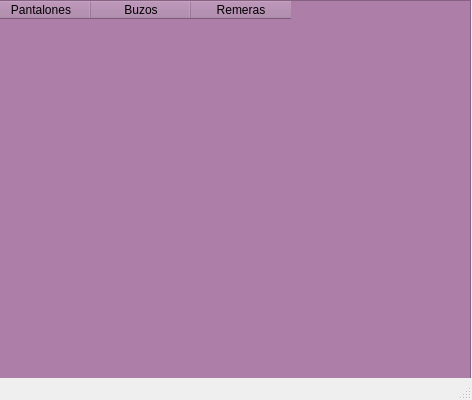
Above: lista.ui from MateMar04/TP-Martia before the change. Below: the same form after it.
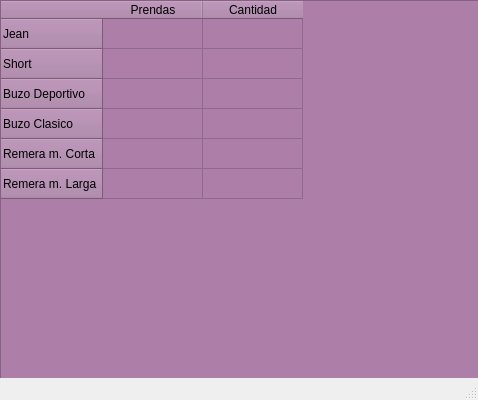
That is the form after the change.

Commit message: rehaciendo ventana lista

Diff of the .ui file:
```diff
--- a/lista.ui
+++ b/lista.ui
@@ -6,7 +6,7 @@
    <rect>
     <x>0</x>
     <y>0</y>
-    <width>472</width>
+    <width>478</width>
     <height>400</height>
    </rect>
   </property>
@@ -17,7 +17,7 @@
    <widget class="QTableWidget" name="tb_stock">
     <property name="geometry">
      <rect>
-      <x>-10</x>
+      <x>0</x>
       <y>0</y>
       <width>481</width>
       <height>381</height>
@@ -27,19 +27,44 @@
      <string notr="true">background-color: rgb(173, 127, 168);
 font: 57 11pt &quot;Ubuntu&quot;;</string>
     </property>
-    <column>
+    <row>
      <property name="text">
-      <string>Pantalones</string>
+      <string>Jean</string>
      </property>
-    </column>
+    </row>
+    <row>
+     <property name="text">
+      <string>Short</string>
+     </property>
+    </row>
+    <row>
+     <property name="text">
+      <string>Buzo Deportivo</string>
+     </property>
+    </row>
+    <row>
+     <property name="text">
+      <string>Buzo Clasico</string>
+     </property>
+    </row>
+    <row>
+     <property name="text">
+      <string>Remera m. Corta</string>
+     </property>
+    </row>
+    <row>
+     <property name="text">
+      <string>Remera m. Larga</string>
+     </property>
+    </row>
     <column>
      <property name="text">
-      <string>Buzos</string>
+      <string>Prendas</string>
      </property>
     </column>
     <column>
      <property name="text">
-      <string>Remeras</string>
+      <string>Cantidad</string>
      </property>
     </column>
    </widget>
```
